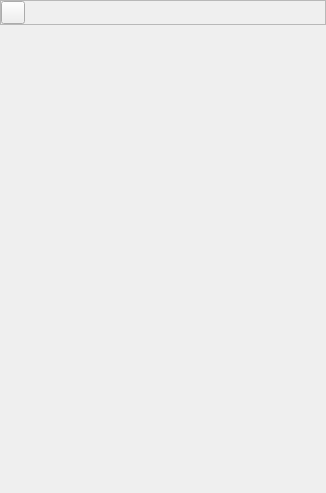
Old version of the form src/bin/scenarist-mobile/UserInterfaceLayer/ApplicationView.ui in the repository dimkanovikov/KITScenarist.
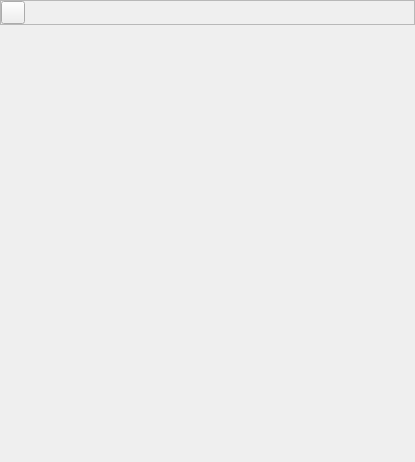
New version of the form. Icons and pictures are not drawn.

Diff of the .ui file:
```diff
--- a/src/bin/scenarist-mobile/UserInterfaceLayer/ApplicationView.ui
+++ b/src/bin/scenarist-mobile/UserInterfaceLayer/ApplicationView.ui
@@ -6,8 +6,8 @@
    <rect>
     <x>0</x>
     <y>0</y>
-    <width>326</width>
-    <height>493</height>
+    <width>415</width>
+    <height>462</height>
    </rect>
   </property>
   <property name="windowTitle">
```
Left out of the diff: 1 changed line with no effect on the pictures.
